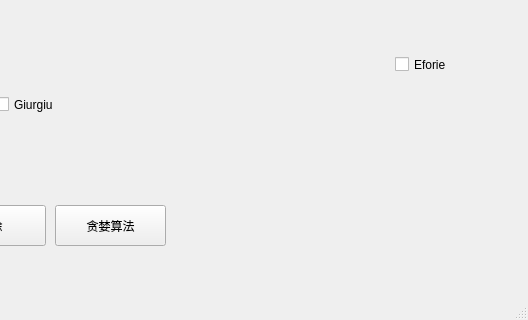
The window that 人工智能B/人工智能B第一次作业/MainWindow.ui (openCUG/CUG_ComputerScience) describes before a commit, drawn with Qt 5; both pictures show x 505 to 1033 and y 495 to 815 of the 1033 by 815 pixel window.
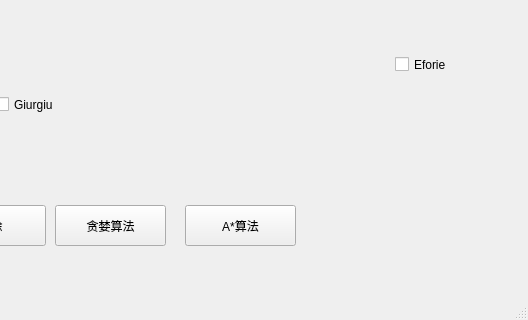
The same window after the commit.

The edit to the form file:
```diff
--- a/人工智能B/人工智能B第一次作业/MainWindow.ui
+++ b/人工智能B/人工智能B第一次作业/MainWindow.ui
@@ -329,6 +329,19 @@
      <string>贪婪算法</string>
     </property>
    </widget>
+   <widget class="QPushButton" name="aStarButton">
+    <property name="geometry">
+     <rect>
+      <x>690</x>
+      <y>700</y>
+      <width>111</width>
+      <height>41</height>
+     </rect>
+    </property>
+    <property name="text">
+     <string>A*算法</string>
+    </property>
+   </widget>
   </widget>
   <widget class="QMenuBar" name="menubar">
    <property name="geometry">
```
